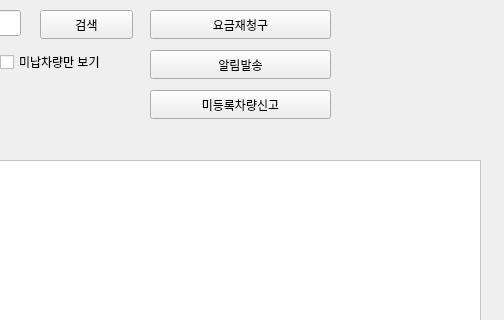
VedaHighPass/veda-qt-highpass-client, file qtclient/highpasswindow.ui: the form before one commit; both pictures show x 520 to 1024 and y 0 to 320 of the 1024 by 768 pixel window.
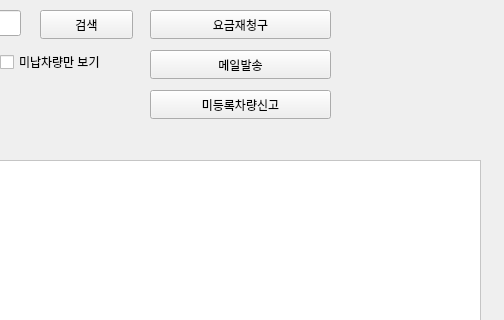
The form after the commit.

The edit to the form file:
```diff
--- a/qtclient/highpasswindow.ui
+++ b/qtclient/highpasswindow.ui
@@ -115,7 +115,7 @@
      </rect>
     </property>
     <property name="text">
-     <string>알림발송</string>
+     <string>메일발송</string>
     </property>
    </widget>
    <widget class="QPushButton" name="pushButton_4">
```
Left out of the diff: 6 changed lines with no effect on the pictures.
